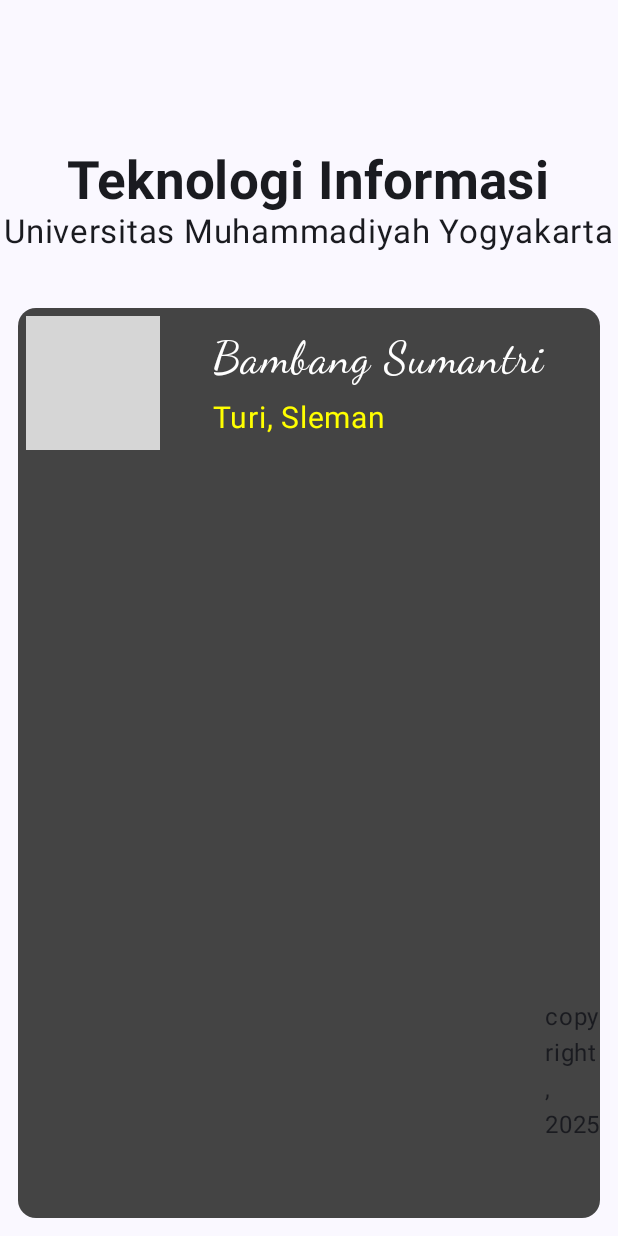
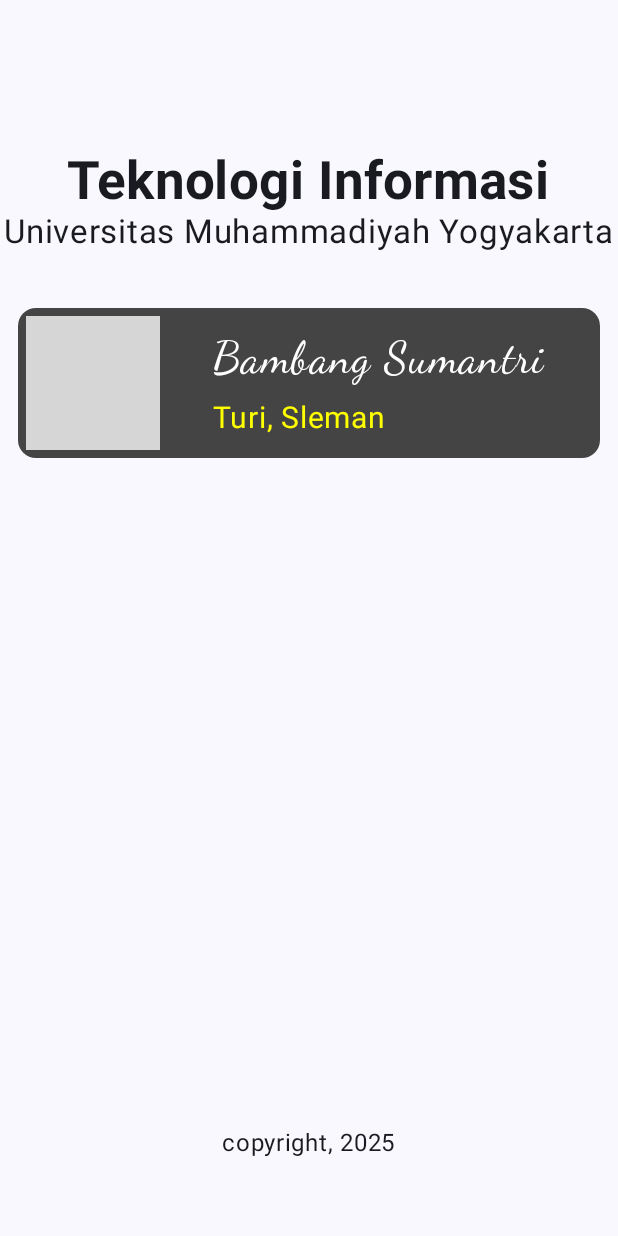
Before and after one commit to ridwanfahmi/QuestAdvanceLayout_185, an Android app built with Jetpack Compose: the screen it shows after launch (MainActivity), on a phone screen of 412 x 824 dp. Run offline under Robolectric (Android 15) with nearby library versions, the phone set to English and light mode, and no system bars; grey boxes are pictures that could not be loaded.

Commit message:
merevisi MainActivity dan UIPertama

```diff
--- a/app/src/main/java/com/example/myuipertama/MainActivity.kt
+++ b/app/src/main/java/com/example/myuipertama/MainActivity.kt
@@ -1,6 +1,6 @@
 package com.example.myuipertama
 
-import ActivitasPertama
+
 import android.os.Bundle
 import androidx.activity.ComponentActivity
 import androidx.activity.compose.setContent
@@ -12,6 +12,7 @@ import androidx.compose.material3.Text
 import androidx.compose.runtime.Composable
 import androidx.compose.ui.Modifier
 import androidx.compose.ui.tooling.preview.Preview
+import com.example.advancelayout.ActivitasPertama
 import com.example.myuipertama.ui.theme.MyuipertamaTheme
 
 class MainActivity : ComponentActivity() {
--- a/app/src/main/java/com/example/myuipertama/UIPertama.kt
+++ b/app/src/main/java/com/example/myuipertama/UIPertama.kt
@@ -1,3 +1,5 @@
+package com.example.advancelayout
+
 import androidx.compose.foundation.Image
 import androidx.compose.foundation.layout.Box
 import androidx.compose.foundation.layout.Column
@@ -26,69 +28,65 @@ import com.example.myuipertama.R
 
 @Composable
 fun ActivitasPertama(modifier: Modifier){
-    Column(
+    Column (
         modifier = Modifier
             .padding(top = 100.dp)
             .fillMaxSize(),
         horizontalAlignment = Alignment.CenterHorizontally
     ){
         Text(
-            text = stringResource(id = R.string.prodi),
+            stringResource(R.string.prodi),
             fontSize = 35.sp,
             fontWeight = FontWeight.Bold
         )
         Text(
-            text = stringResource(id = R.string.univ),
+            stringResource(R.string.univ),
             fontSize = 22.sp
         )
-        Spacer(modifier = Modifier.height(height = 25.dp))
+        Spacer(modifier = Modifier.height(25.dp))
         Card(
             modifier = Modifier
-                .fillMaxWidth(fraction = 1f)
-                .padding(all = 12.dp),
+                .fillMaxWidth(1f)
+                .padding(12.dp),
             colors = CardDefaults.cardColors(
-                containerColor = Color.DarkGray //
+                containerColor = Color.DarkGray
             )
-        ){
-            Row() {
-                val gambar = painterResource( id = R.drawable.logo_umy)
-                Image( //
+        ) {
+            Row (){
+                val gambar = painterResource(R.drawable.logo_umy)
+                Image(
                     painter = gambar,
                     contentDescription = null,
                     modifier = Modifier
-                        .size( size = 100.dp)
-                        .padding(all = 5.dp)
+                        .size(100.dp)
+                        .padding(5.dp)
                 )
-                Spacer(modifier = Modifier.width(width = 30.dp))
-                Column() {
+                Spacer(modifier = Modifier.width(30.dp))
+                Column(){
                     Text(
-                        text = stringResource(id = R.string.nama),
+                        stringResource(R.string.nama),
                         fontSize = 30.sp,
                         fontFamily = FontFamily.Cursive,
                         color = Color.White,
                         modifier = Modifier.padding(top = 15.dp)
                     )
                     Text(
-                        text = stringResource(id = R.string.alamat),
+                        stringResource(R.string.alamat),
                         fontSize = 20.sp,
                         color = Color.Yellow,
                         modifier = Modifier.padding(top = 10.dp)
                     )
                 }
-                Box(
-                    modifier = Modifier
+            } }
+        Box(modifier = Modifier
             .fillMaxSize()
-                ) {
+        ){
             Text(
-                        text = stringResource(id = R.string.copy),
+                stringResource(R.string.copy),
                 modifier = Modifier
                     .align(Alignment.BottomCenter)
                     .padding(bottom = 50.dp)
             )
-
         }
     }
 }
-
-    }
-}
```
Lines whose indentation alone changed are shown as unchanged.
